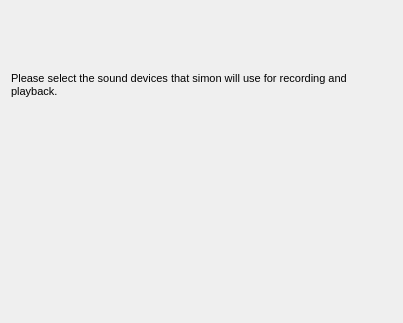
This is simon/src/firstrunsoundconfig.ui in KDE/simon as Qt 5 draws it before an edit. The edited form follows.
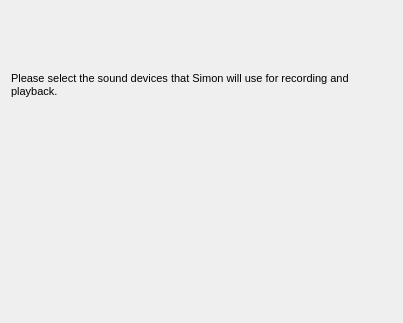
This is the edited form. Custom widgets are drawn as their Qt base class.

What changed in the file:
```diff
--- a/simon/src/firstrunsoundconfig.ui
+++ b/simon/src/firstrunsoundconfig.ui
@@ -20,8 +20,8 @@
       <string>&lt;!DOCTYPE HTML PUBLIC &quot;-//W3C//DTD HTML 4.0//EN&quot; &quot;http://www.w3.org/TR/REC-html40/strict.dtd&quot;&gt;
 &lt;html&gt;&lt;head&gt;&lt;meta name=&quot;qrichtext&quot; content=&quot;1&quot; /&gt;&lt;style type=&quot;text/css&quot;&gt;
 p, li { white-space: pre-wrap; }
-&lt;/style&gt;&lt;/head&gt;&lt;body style=&quot; font-family:'DejaVu Sans'; font-size:8pt; font-weight:400; font-style:normal;&quot;&gt;
-&lt;p style=&quot; margin-top:12px; margin-bottom:12px; margin-left:0px; margin-right:0px; -qt-block-indent:0; text-indent:0px;&quot;&gt;Please select the sound devices that simon will use for recording and playback.&lt;/p&gt;&lt;/body&gt;&lt;/html&gt;</string>
+&lt;/style&gt;&lt;/head&gt;&lt;body style=&quot; font-family:'DejaVu Sans'; font-size:9pt; font-weight:400; font-style:normal;&quot;&gt;
+&lt;p style=&quot; margin-top:12px; margin-bottom:12px; margin-left:0px; margin-right:0px; -qt-block-indent:0; text-indent:0px;&quot;&gt;&lt;span style=&quot; font-size:8pt;&quot;&gt;Please select the sound devices that Simon will use for recording and playback.&lt;/span&gt;&lt;/p&gt;&lt;/body&gt;&lt;/html&gt;</string>
      </property>
      <property name="wordWrap">
       <bool>true</bool>
```
Lines whose indentation alone changed are shown as unchanged.
